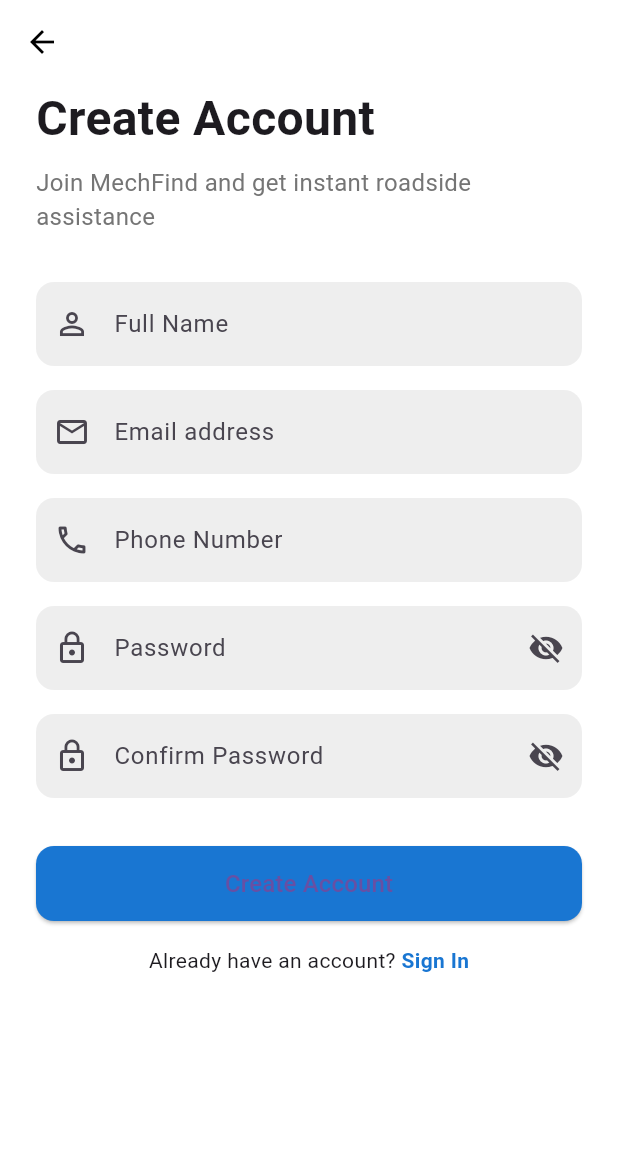
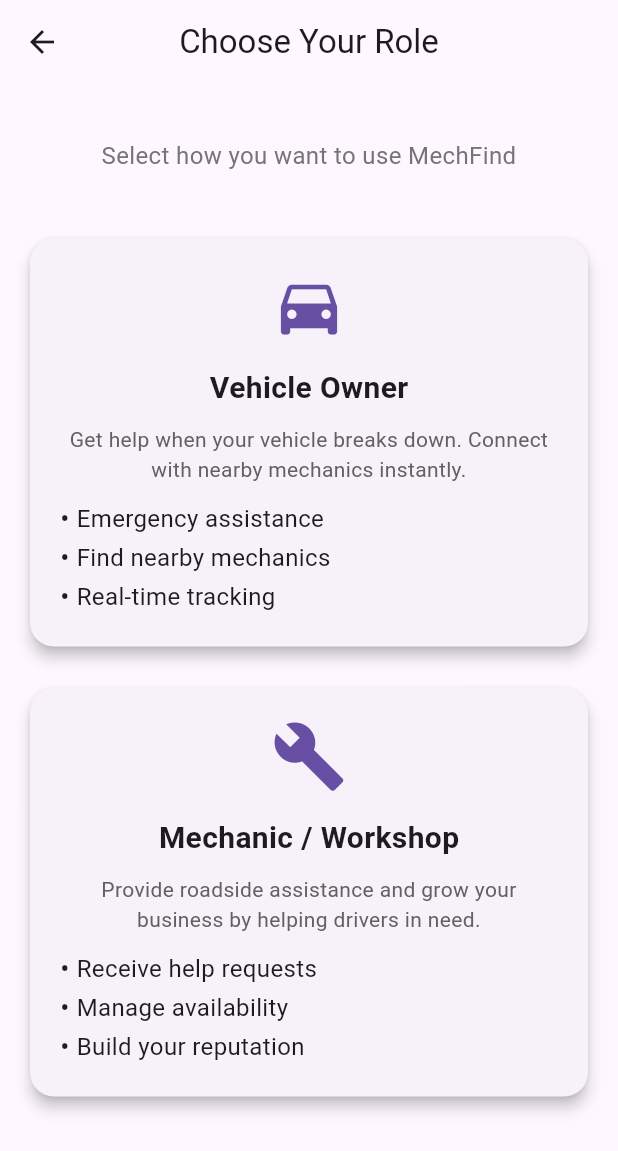
Before and after one commit to Abrar10592/MechaFind, a Flutter app: the screen it shows after launch, after a tap on "Create Account", on a phone screen of 412 x 824 dp. Shown: the top 1151 px of the screen. Run offline on Flutter 3.47's test engine with Material 3 defaults, Android fonts, the phone set to English and light mode, and no system bars.

Commit message:
role selection done

```diff
--- a/lib/home.dart
+++ b/lib/home.dart
@@ -48,7 +48,7 @@ class WelcomePage extends StatelessWidget {
               SizedBox(height: 12),
               OutlinedButton.icon(
                 onPressed: () {
-                  Navigator.pushNamed(context, '/signup');
+                  Navigator.pushNamed(context, '/role');
                 },
                 icon: Icon(Icons.person_add),
                 label: Text('Create Account'),
--- a/lib/main.dart
+++ b/lib/main.dart
@@ -2,6 +2,7 @@ import 'package:flutter/material.dart';
 import 'home.dart';
 import 'signup.dart';
 import 'signin.dart';
+import 'role.dart';
 
 // Suppose you will create this page
 
@@ -20,6 +21,7 @@ class MechFindApp extends StatelessWidget {
         '/': (context) => WelcomePage(),
         '/signup': (context) => SignUpPage(),
         '/signin': (context) => SignInPage(),
+        '/role': (context) => RoleSelectionPage(),
         //'/create_account': (context) => CreateAccountPage(),
       },
     );
--- /dev/null
+++ b/lib/role.dart
@@ -0,0 +1,129 @@
+import 'package:flutter/material.dart';
+import 'selected_role.dart'; // Import the global variable
+
+class RoleSelectionPage extends StatelessWidget {
+  const RoleSelectionPage({Key? key}) : super(key: key);
+
+  @override
+  Widget build(BuildContext context) {
+    return Scaffold(
+      appBar: AppBar(
+        leading: IconButton(
+          icon: Icon(Icons.arrow_back),
+          onPressed: () {
+            Navigator.pop(context);
+          },
+        ),
+        title: Text('Choose Your Role'),
+        centerTitle: true,
+      ),
+      body: Padding(
+        padding: const EdgeInsets.all(16.0),
+        child: Column(
+          crossAxisAlignment: CrossAxisAlignment.stretch,
+          children: [
+            SizedBox(height: 20),
+            Text(
+              'Select how you want to use MechFind',
+              textAlign: TextAlign.center,
+              style: TextStyle(fontSize: 16, color: Colors.grey[600]),
+            ),
+            SizedBox(height: 40),
+            RoleCard(
+              icon: Icons.directions_car,
+              title: 'Vehicle Owner',
+              description:
+              'Get help when your vehicle breaks down. Connect with nearby mechanics instantly.',
+              bulletPoints: [
+                'Emergency assistance',
+                'Find nearby mechanics',
+                'Real-time tracking',
+              ],
+              onTap: () {
+                selectedRole = 'vehicle_owner';
+                Navigator.pushNamed(context, '/signup');
+              },
+            ),
+            SizedBox(height: 20),
+            RoleCard(
+              icon: Icons.build,
+              title: 'Mechanic / Workshop',
+              description:
+              'Provide roadside assistance and grow your business by helping drivers in need.',
+              bulletPoints: [
+                'Receive help requests',
+                'Manage availability',
+                'Build your reputation',
+              ],
+              onTap: () {
+                selectedRole = 'mechanic';
+                Navigator.pushNamed(context, '/signup');
+              },
+            ),
+          ],
+        ),
+      ),
+    );
+  }
+}
+
+class RoleCard extends StatelessWidget {
+  final IconData icon;
+  final String title;
+  final String description;
+  final List<String> bulletPoints;
+  final VoidCallback onTap;
+
+  const RoleCard({
+    Key? key,
+    required this.icon,
+    required this.title,
+    required this.description,
+    required this.bulletPoints,
+    required this.onTap,
+  }) : super(key: key);
+
+  @override
+  Widget build(BuildContext context) {
+    return GestureDetector(
+      onTap: onTap,
+      child: Card(
+        shape: RoundedRectangleBorder(
+          borderRadius: BorderRadius.circular(16),
+        ),
+        elevation: 4,
+        child: Padding(
+          padding: const EdgeInsets.all(20.0),
+          child: Column(
+            children: [
+              Icon(icon, size: 50, color: Theme.of(context).primaryColor),
+              SizedBox(height: 15),
+              Text(
+                title,
+                style: TextStyle(fontSize: 20, fontWeight: FontWeight.bold),
+              ),
+              SizedBox(height: 10),
+              Text(
+                description,
+                textAlign: TextAlign.center,
+                style: TextStyle(color: Colors.grey[700]),
+              ),
+              SizedBox(height: 10),
+              ...bulletPoints.map((point) => Row(
+                children: [
+                  Text('• ', style: TextStyle(fontSize: 18)),
+                  Expanded(
+                    child: Text(
+                      point,
+                      style: TextStyle(fontSize: 16),
+                    ),
+                  ),
+                ],
+              )),
+            ],
+          ),
+        ),
+      ),
+    );
+  }
+}
--- /dev/null
+++ b/lib/selected_role.dart
@@ -0,0 +1,2 @@
+// selected_role.dart
+String? selectedRole;
```
Also changed, not shown: 1 other file.
